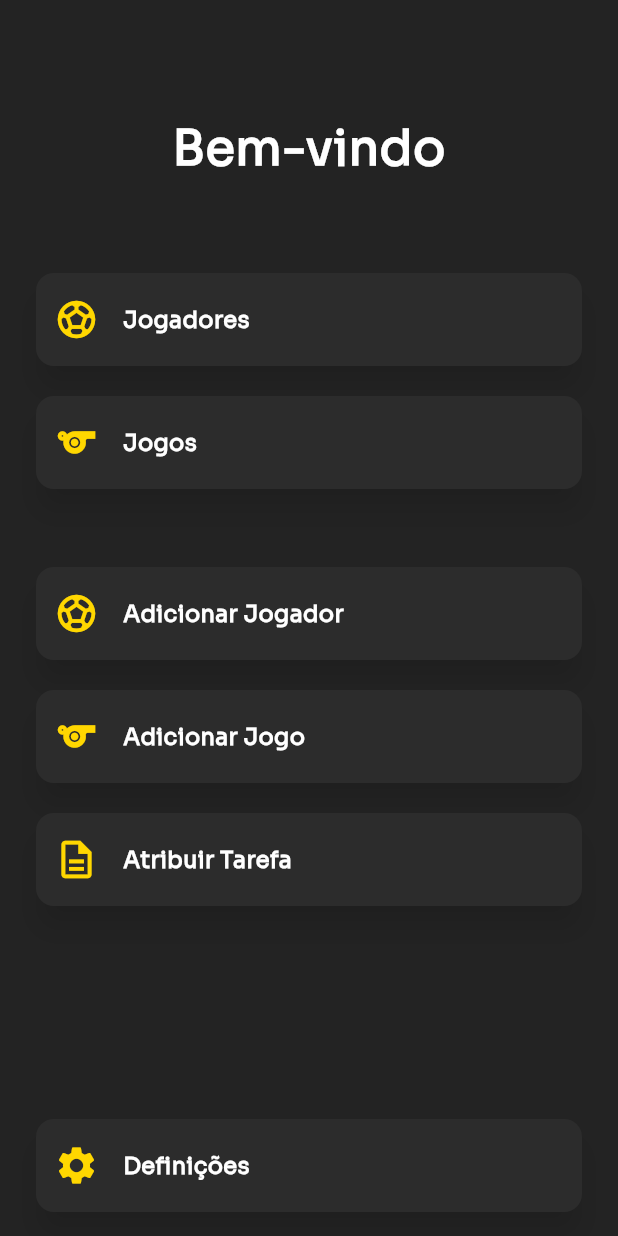
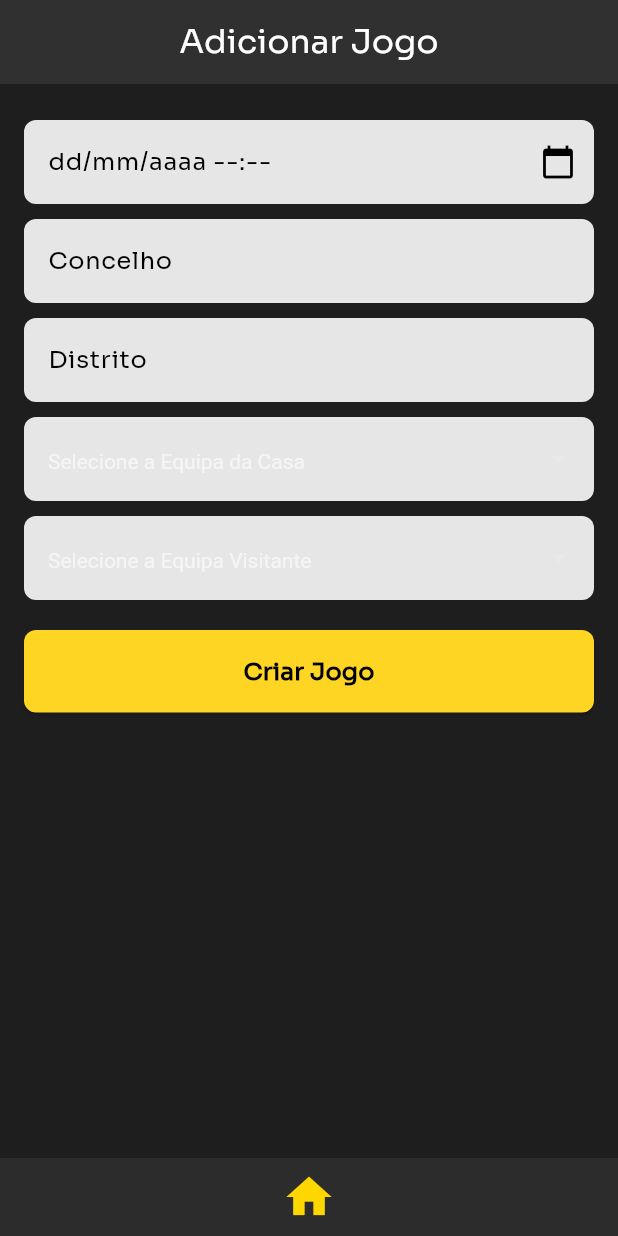
Before and after one commit to Drowndragon10/pi4_adm, a Flutter app: the DashboardPage screen opened directly, after a tap on "Adicionar Jogo", on a phone screen of 412 x 824 dp. Run offline on Flutter 3.47's test engine with Material 3 defaults, Android fonts, the phone set to English and light mode, and no system bars; our stand-ins replace flutter_secure_storage, internet_connection_checker; missing offline and left inert: dart_jsonwebtoken; accounts and stored records are empty; network calls fail.

Commit message:
Updates
Pagina de criar jogos
Listar escalões
Pagina de definições

Alterações no popup de avaliar player

```diff
--- /dev/null
+++ b/pi4/lib/admin/add_jogos_page.dart
@@ -0,0 +1,365 @@
+import 'package:flutter/material.dart';
+import 'package:http/http.dart' as http;
+import 'dart:convert';
+import 'package:intl/intl.dart';
+import '../autenticacao/auth_service.dart';
+
+class AddJogoPage extends StatefulWidget {
+  const AddJogoPage({super.key});
+
+  @override
+  State<AddJogoPage> createState() => _AddJogoPageState();
+}
+
+class _AddJogoPageState extends State<AddJogoPage> {
+  List<dynamic> equipas = [];
+  String? selectedEquipaCasa;
+  String? selectedEquipaVisitante;
+  String concelho = '';
+  String distrito = '';
+  DateTime? dataJogo;
+
+  bool isLoading = false;
+
+  @override
+  void initState() {
+    super.initState();
+    _fetchEquipas();
+  }
+
+  // Função para buscar equipas do backend
+  Future<void> _fetchEquipas() async {
+    final token = await AuthService().getToken();
+    final response = await http.get(
+      Uri.parse('https://pi4-3soq.onrender.com/teams'),
+      headers: {'Authorization': 'Bearer $token'},
+    );
+
+    if (response.statusCode == 200) {
+      setState(() {
+        equipas = json.decode(response.body);
+      });
+    } else {
+      ScaffoldMessenger.of(context).showSnackBar(
+        const SnackBar(content: Text('Erro ao carregar equipas.')),
+      );
+    }
+  }
+
+  // Função para criar um novo jogo
+  Future<void> _createJogo() async {
+    if (selectedEquipaCasa == selectedEquipaVisitante) {
+      ScaffoldMessenger.of(context).showSnackBar(
+        const SnackBar(
+          content: Text(
+              'A equipa da casa e a equipa visitante não podem ser a mesma.'),
+        ),
+      );
+      return;
+    }
+
+    final shouldCreate = await showDialog<bool>(
+      context: context,
+      builder: (BuildContext context) {
+        return AlertDialog(
+          backgroundColor: const Color(0xFF121212), // Fundo escuro
+          shape: RoundedRectangleBorder(
+            borderRadius: BorderRadius.circular(16), // Bordas arredondadas
+          ),
+          title: Column(
+            mainAxisAlignment: MainAxisAlignment.center,
+            children: [
+              Icon(
+                Icons.help_outline, // Ícone de "?"
+                color: Colors.orange,
+                size: 50, // Ícone maior
+              ),
+              const SizedBox(height: 16),
+              const Text(
+                'Tens a certeza que desejas criar este jogo?',
+                textAlign: TextAlign.center,
+                style: TextStyle(
+                  color: Colors.white,
+                  fontWeight: FontWeight.bold,
+                  fontSize: 18,
+                ),
+              ),
+            ],
+          ),
+          actionsAlignment: MainAxisAlignment.center,
+          actions: <Widget>[
+            // Botão "Sim, criar"
+            ElevatedButton(
+              onPressed: () => Navigator.of(context).pop(true),
+              style: ElevatedButton.styleFrom(
+                backgroundColor: Colors.amber,
+                padding:
+                    const EdgeInsets.symmetric(horizontal: 24, vertical: 12),
+                shape: RoundedRectangleBorder(
+                  borderRadius: BorderRadius.circular(8),
+                ),
+              ),
+              child: const Text(
+                'Sim, criar!',
+                style: TextStyle(
+                  color: Colors.white,
+                  fontWeight: FontWeight.bold,
+                ),
+              ),
+            ),
+            const SizedBox(width: 8), // Espaço entre os botões
+
+            // Botão "Cancelar"
+            ElevatedButton(
+              onPressed: () => Navigator.of(context).pop(false),
+              style: ElevatedButton.styleFrom(
+                backgroundColor: Colors.grey,
+                padding:
+                    const EdgeInsets.symmetric(horizontal: 24, vertical: 12),
+                shape: RoundedRectangleBorder(
+                  borderRadius: BorderRadius.circular(8),
+                ),
+              ),
+              child: const Text(
+                'Cancelar',
+                style: TextStyle(
+                  color: Colors.white,
+                  fontWeight: FontWeight.bold,
+                ),
+              ),
+            ),
+          ],
+        );
+      },
+    );
+
+    // Verifica se o utilizador confirmou a criação
+    if (shouldCreate != true) {
+      return;
+    }
+
+    final token = await AuthService().getToken();
+    setState(() {
+      isLoading = true;
+    });
+
+    final response = await http.post(
+      Uri.parse('https://pi4-3soq.onrender.com/matches'),
+      headers: {
+        'Authorization': 'Bearer $token',
+        'Content-Type': 'application/json',
+      },
+      body: json.encode({
+        'county': concelho,
+        'district': distrito,
+        'matchDate': DateFormat('yyyy-MM-ddTHH:mm:ss').format(dataJogo!),
+        'teams': [
+          {'idTeam': selectedEquipaCasa, 'role': 'casa'},
+          {'idTeam': selectedEquipaVisitante, 'role': 'visitante'},
+        ],
+      }),
+    );
+
+    setState(() {
+      isLoading = false;
+    });
+
+    if (response.statusCode == 201) {
+      ScaffoldMessenger.of(context).showSnackBar(
+        SnackBar(
+          content: const Text('jogo adicionado com sucesso!'),
+          backgroundColor: Colors.white,
+          behavior: SnackBarBehavior.floating,
+          duration: const Duration(seconds: 3),
+        ),
+      );
+      Navigator.of(context).pop();
+    } else {
+      ScaffoldMessenger.of(context).showSnackBar(
+        const SnackBar(content: Text('Erro ao criar o jogo.')),
+      );
+    }
+  }
+
+  @override
+  Widget build(BuildContext context) {
+    return Scaffold(
+      appBar: AppBar(
+        backgroundColor: const Color(0xFF303030),
+        elevation: 0,
+        centerTitle: true, // <-- centra o título
+        automaticallyImplyLeading: false,
+        title: const Text(
+          "Adicionar Jogo",
+          style: TextStyle(color: Colors.white),
+        ),
+      ),
+      backgroundColor: const Color(0xFF1E1E1E),
+      body: isLoading
+          ? const Center(child: CircularProgressIndicator())
+          : SingleChildScrollView(
+              child: Padding(
+                padding: const EdgeInsets.symmetric(
+                    horizontal: 16.0, vertical: 24.0),
+                child: Column(
+                  crossAxisAlignment: CrossAxisAlignment.stretch,
+                  children: [
+                    TextField(
+                      decoration: const InputDecoration(
+                        hintText: 'dd/mm/aaaa --:--',
+                        filled: true,
+                        fillColor: Color(0xFFE6E6E6),
+                        hintStyle: TextStyle(color: Colors.black),
+                        border: OutlineInputBorder(
+                          borderSide: BorderSide.none,
+                          borderRadius: BorderRadius.all(Radius.circular(8.0)),
+                        ),
+                        suffixIcon: Icon(
+                          Icons.calendar_today,
+                          color: Colors.black,
+                        ),
+                      ),
+                      readOnly: true,
+                      style: const TextStyle(color: Colors.black),
+                      onTap: () async {
+                        final selectedDate = await showDatePicker(
+                          context: context,
+                          initialDate: DateTime.now(),
+                          firstDate: DateTime(2000),
+                          lastDate: DateTime(2100),
+                        );
+                        if (selectedDate != null) {
+                          setState(() {
+                            dataJogo = selectedDate;
+                          });
+                        }
+                      },
+                      controller: TextEditingController(
+                        text: dataJogo != null
+                            ? DateFormat('dd/MM/yyyy').format(dataJogo!)
+                            : '',
+                      ),
+                    ),
+                    const SizedBox(height: 10),
+                    TextField(
+                      decoration: const InputDecoration(
+                        hintText: 'Concelho',
+                        filled: true,
+                        fillColor: Color(0xFFE6E6E6),
+                        hintStyle: TextStyle(color: Colors.black),
+                        border: OutlineInputBorder(
+                          borderSide: BorderSide.none,
+                          borderRadius: BorderRadius.all(Radius.circular(8.0)),
+                        ),
+                      ),
+                      style: const TextStyle(color: Colors.black),
+                      onChanged: (value) => concelho = value,
+                    ),
+                    const SizedBox(height: 10),
+                    TextField(
+                      decoration: const InputDecoration(
+                        hintText: 'Distrito',
+                        filled: true,
+                        fillColor: Color(0xFFE6E6E6),
+                        hintStyle: TextStyle(color: Colors.black),
+                        border: OutlineInputBorder(
+                          borderSide: BorderSide.none,
+                          borderRadius: BorderRadius.all(Radius.circular(8.0)),
+                        ),
+                      ),
+                      style: const TextStyle(color: Colors.black),
+                      onChanged: (value) => distrito = value,
+                    ),
+                    const SizedBox(height: 10),
+                    DropdownButtonFormField<String>(
+                      value: selectedEquipaCasa,
+                      decoration: const InputDecoration(
+                        hintText: 'Selecione a Equipa da Casa',
+                        filled: true,
+                        fillColor: Color(0xFFE6E6E6),
+                        hintStyle: TextStyle(color: Colors.black),
+                        border: OutlineInputBorder(
+                          borderSide: BorderSide.none,
+                          borderRadius: BorderRadius.all(Radius.circular(8.0)),
+                        ),
+                      ),
+                      dropdownColor: const Color(0xFF2C2C2C),
+                      style: const TextStyle(color: Colors.black),
+                      items: equipas.map((equipa) {
+                        return DropdownMenuItem<String>(
+                          value: equipa['idTeam'].toString(),
+                          child: Text(equipa['name'],
+                              style: const TextStyle(color: Colors.black)),
+                        );
+                      }).toList(),
+                      onChanged: (value) {
+                        setState(() {
+                          selectedEquipaCasa = value;
+                        });
+                      },
+                    ),
+                    const SizedBox(height: 10),
+                    DropdownButtonFormField<String>(
+                      value: selectedEquipaVisitante,
+                      decoration: const InputDecoration(
+                        hintText: 'Selecione a Equipa Visitante',
+                        filled: true,
+                        fillColor: Color(0xFFE6E6E6),
+                        hintStyle: TextStyle(color: Colors.black),
+                        border: OutlineInputBorder(
+                          borderSide: BorderSide.none,
+                          borderRadius: BorderRadius.all(Radius.circular(8.0)),
+                        ),
+                      ),
+                      dropdownColor: const Color(0xFF2C2C2C),
+                      style: const TextStyle(color: Colors.black),
+                      items: equipas.map((equipa) {
+                        return DropdownMenuItem<String>(
+                          value: equipa['idEquipa'].toString(),
+                          child: Text(equipa['nome'],
+                              style: const TextStyle(color: Colors.black)),
+                        );
+                      }).toList(),
+                      onChanged: (value) {
+                        setState(() {
+                          selectedEquipaVisitante = value;
+                        });
+                      },
+                    ),
+                    const SizedBox(height: 20),
+                    ElevatedButton(
+                      onPressed: _createJogo,
+                      style: ElevatedButton.styleFrom(
+                        backgroundColor: const Color(0xFFFDD522),
+                        foregroundColor: Colors.black,
+                        padding: const EdgeInsets.symmetric(vertical: 16),
+                        shape: RoundedRectangleBorder(
+                          borderRadius: BorderRadius.circular(8.0),
+                        ),
+                      ),
+                      child: const Text(
+                        'Criar Jogo',
+                        style: TextStyle(
+                          color: Colors.black,
+                          fontWeight: FontWeight.bold,
+                          fontSize: 16,
+                        ),
+                      ),
+                    ),
+                  ],
+                ),
+              ),
+            ),
+      bottomNavigationBar: Container(
+        width: double.infinity,
+        color: const Color(0xFF2C2C2C),
+        child: IconButton(
+          icon: const Icon(Icons.home, color: Color(0xFFFFD700), size: 36),
+          onPressed: () {
+            Navigator.pop(context); // Ou navega para DashboardPage
+          },
+        ),
+      ),
+    );
+  }
+}
--- a/pi4/lib/jogos_page.dart
+++ b/pi4/lib/admin/jogos_page.dart
@@ -2,8 +2,8 @@ import 'package:flutter/material.dart';
 import 'package:http/http.dart' as http;
 import 'dart:convert';
 import 'package:intl/intl.dart';
-import 'autenticacao/auth_service.dart';
-import 'autenticacao/jwt_decode.dart';
+import '../autenticacao/auth_service.dart';
+import '../autenticacao/jwt_decode.dart';
 
 class JogosPage extends StatefulWidget {
   final int idCategoriaEtaria;
@@ -279,6 +279,7 @@ class _JogosPageState extends State<JogosPage> {
       appBar: AppBar(
         title: Text('Jogos - ${widget.categoriaNome}'),
         backgroundColor: const Color(0xFF000000),
+        automaticallyImplyLeading: false, // <-- remove a seta de voltar
       ),
       backgroundColor: const Color(0xFF2C2C2C),
       body: Column(
--- a/pi4/lib/main.dart
+++ b/pi4/lib/main.dart
@@ -3,6 +3,8 @@ import 'package:pi4/loginpage.dart';
 import 'admin/players.dart';
 import 'admin/add_jogador_page.dart';
 import 'selecao_escalao_page.dart';
+import 'admin/add_jogos_page.dart';
+import 'definicoes.dart';
 
 void main() {
   runApp(const MyApp());
@@ -63,11 +65,21 @@ class DashboardPage extends StatelessWidget {
           MaterialPageRoute(builder: (context) => const AddAtletaPage()),
         );
       }),
-      _MenuOption('Adicionar Jogo', Icons.sports_outlined, () {}),
+      _MenuOption('Adicionar Jogo', Icons.sports_outlined, () {
+        Navigator.push(
+          context,
+          MaterialPageRoute(builder: (context) => const AddJogoPage()),
+        );
+      }),
       _MenuOption('Atribuir Tarefa', Icons.description_outlined, () {}),
     ];
     final _MenuOption settingsOption =
-        _MenuOption('Definições', Icons.settings, () {});
+        _MenuOption('Definições', Icons.settings, () {
+          Navigator.push(
+            context,
+            MaterialPageRoute(builder: (context) => const DefinicoesPage()),
+          );
+        });
 
     Widget buildButton(_MenuOption option) {
       return Material(
--- a/pi4/lib/selecao_escalao_page.dart
+++ b/pi4/lib/selecao_escalao_page.dart
@@ -3,7 +3,7 @@ import 'package:http/http.dart' as http;
 import 'dart:convert';
 import 'autenticacao/auth_service.dart';
 import 'autenticacao/jwt_decode.dart';
-import 'jogos_page.dart';
+import 'admin/jogos_page.dart';
 
 class EscalaoPage extends StatefulWidget {
   const EscalaoPage({super.key});
```
Also changed, not shown: pi4/lib/admin/players.dart (+71 -61 lines), pi4/lib/definicoes.dart (added, +100 -0 lines).
